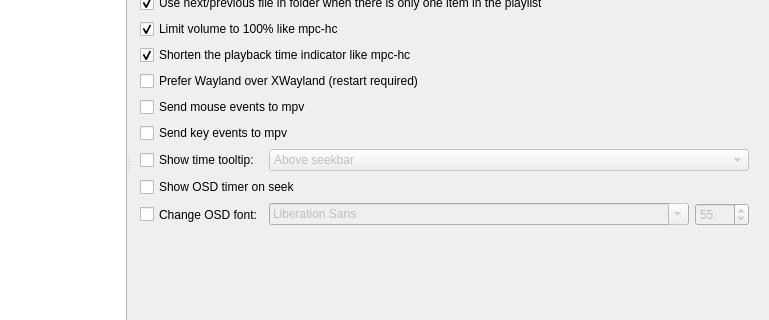
Before: the Qt Designer form settingswindow.ui in mpc-qt/mpc-qt, drawn with Qt 5; both pictures show x 127 to 896 and y 127 to 447 of the 896 by 605 pixel window.
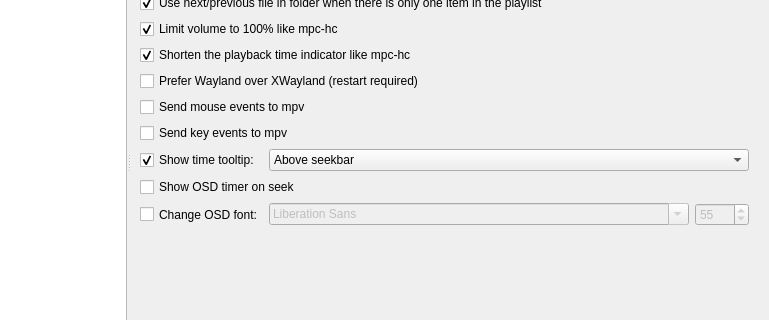
After: the same form once the commit is applied. The open tabs and pages were chosen to show the change.

Commit message:
Enable the seekbar time tooltip by default
MPC-HC seems to have it enabled by default.

Fixes #315.

```diff
--- a/settingswindow.ui
+++ b/settingswindow.ui
@@ -7680,6 +7680,9 @@
                <property name="text">
                 <string>Show time tooltip:</string>
                </property>
+               <property name="checked">
+                <bool>true</bool>
+               </property>
               </widget>
              </item>
             </layout>
@@ -7687,7 +7690,7 @@
            <item row="9" column="1">
             <widget class="QComboBox" name="tweaksTimeTooltipLocation">
              <property name="enabled">
-              <bool>false</bool>
+              <bool>true</bool>
              </property>
              <property name="sizePolicy">
               <sizepolicy hsizetype="MinimumExpanding" vsizetype="Fixed">
```
